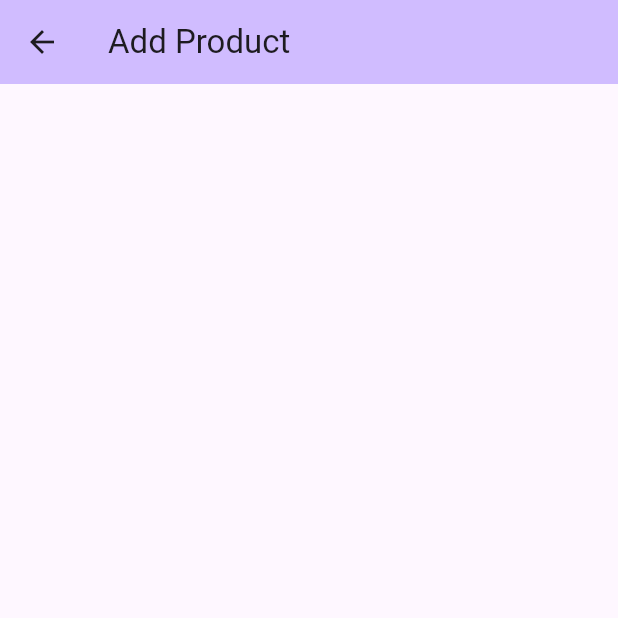
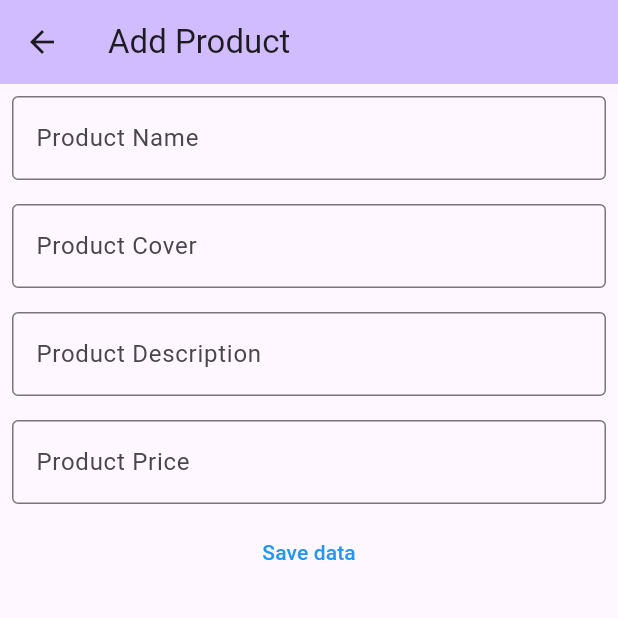
Before and after one commit to PeerapatAtta/Flutter_DPU_my_aboutme, a Flutter app: the ProductFromCreate screen opened directly, on a phone screen of 412 x 824 dp, the top half of it. Run offline on Flutter 3.47's test engine with Material 3 defaults, Android fonts, the light colour scheme and no system bars; our stand-ins replace dio, google_maps_flutter, shared_preferences, youtube_player_flutter; missing offline and left inert: video_url_validator; accounts and stored records are empty.

Commit message:
week11 done

```diff
--- a/lib/product_form_create.dart
+++ b/lib/product_form_create.dart
@@ -11,20 +11,105 @@ class ProductFromCreate extends StatefulWidget {
 class _ProductFromCreateState extends State<ProductFromCreate> {
   final dio = Dio();
   final baseApi = "https://testpos.trainingzenter.com/lab_dpu/product/create/";
-  final projectName = TextEditingController();
-  final projectCover = TextEditingController();
-  final projectDescription = TextEditingController();
-  final projecPrice = TextEditingController();
-  late String prjectOwner = "66130151";
+  final productName = TextEditingController();
+  final productCover = TextEditingController();
+  final productDescription = TextEditingController();
+  final productPrice = TextEditingController();
+  late String productOwner = "66130151";
   late String msg = "";
+
+  Future<dynamic> ProductCreate() async {
+    if (productName.text == '' ||
+        productCover.text == '' ||
+        productDescription.text == '' ||
+        productPrice.text == '') {
+      setState(() {
+        msg = "Please add all product data";
+      });
+      return false;
+    }
+    try {
+      await dio
+          .post(baseApi,
+              data: {
+                "product_name": productName.text,
+                "product_cover": productCover.text,
+                "product_description": productDescription.text,
+                "product_price": productPrice.text,
+                "product_owner": productOwner
+              },
+              options: Options(
+                headers: {
+                  'Content-Type': 'application/json',
+                  'Accept': 'application/json'
+                },
+              ))
+          .then((response) => {Navigator.pushNamed(context, "product")});
+    } catch (e) {
+      if (!context.mounted) return;
+    }
+  }
 
   @override
   Widget build(BuildContext context) {
     return Scaffold(
-      appBar: AppBar(
-        backgroundColor: Theme.of(context).colorScheme.inversePrimary,
-        title: Text('Add Product'),
-      ),
-    );
+        appBar: AppBar(
+          backgroundColor: Theme.of(context).colorScheme.inversePrimary,
+          title: Text('Add Product'),
+        ),
+        body: SingleChildScrollView(
+          child: Column(
+            children: [
+              if (msg != "")
+                Padding(
+                  padding: const EdgeInsets.all(8.0),
+                  child: Text(
+                    msg,
+                    style: const TextStyle(color: Colors.red),
+                  ),
+                ),
+              Padding(
+                padding: const EdgeInsets.all(8.0),
+                child: TextField(
+                  controller: productName,
+                  decoration: InputDecoration(
+                      border: OutlineInputBorder(), labelText: "Product Name"),
+                ),
+              ),
+              Padding(
+                padding: const EdgeInsets.all(8.0),
+                child: TextField(
+                  controller: productCover,
+                  decoration: InputDecoration(
+                      border: OutlineInputBorder(), labelText: "Product Cover"),
+                ),
+              ),
+              Padding(
+                padding: const EdgeInsets.all(8.0),
+                child: TextField(
+                  controller: productDescription,
+                  decoration: InputDecoration(
+                      border: OutlineInputBorder(),
+                      labelText: "Product Description"),
+                ),
+              ),
+              Padding(
+                padding: const EdgeInsets.all(8.0),
+                child: TextField(
+                  controller: productPrice,
+                  decoration: InputDecoration(
+                      border: OutlineInputBorder(), labelText: "Product Price"),
+                ),
+              ),
+              TextButton(
+                  onPressed: ProductCreate,
+                  style: TextButton.styleFrom(foregroundColor: Colors.red),
+                  child: Text(
+                    "Save data",
+                    style: TextStyle(color: Colors.blue),
+                  )),
+            ],
+          ),
+        ));
   }
 }
--- a/lib/product_list.dart
+++ b/lib/product_list.dart
@@ -89,11 +89,11 @@ class _ProductListState extends State<ProductList> {
                         leading: Icon(Icons.arrow_drop_down_circle),
                         title: Text(productList[index]["product_name"]),
                         subtitle:
-                            Text('Price: ${productList[index]["update_date"]}'),
+                            Text('Price: ${productList[index]["product_price"]}'),
                       ),
                       Padding(
                           padding: EdgeInsets.all(8.0),
-                          child: Text("Updated Date ")),
+                          child: Text("Updated Date ${productList[index]["update_date"]}")),
                       ButtonBar(
                         alignment: MainAxisAlignment.end,
                         children: [
```
